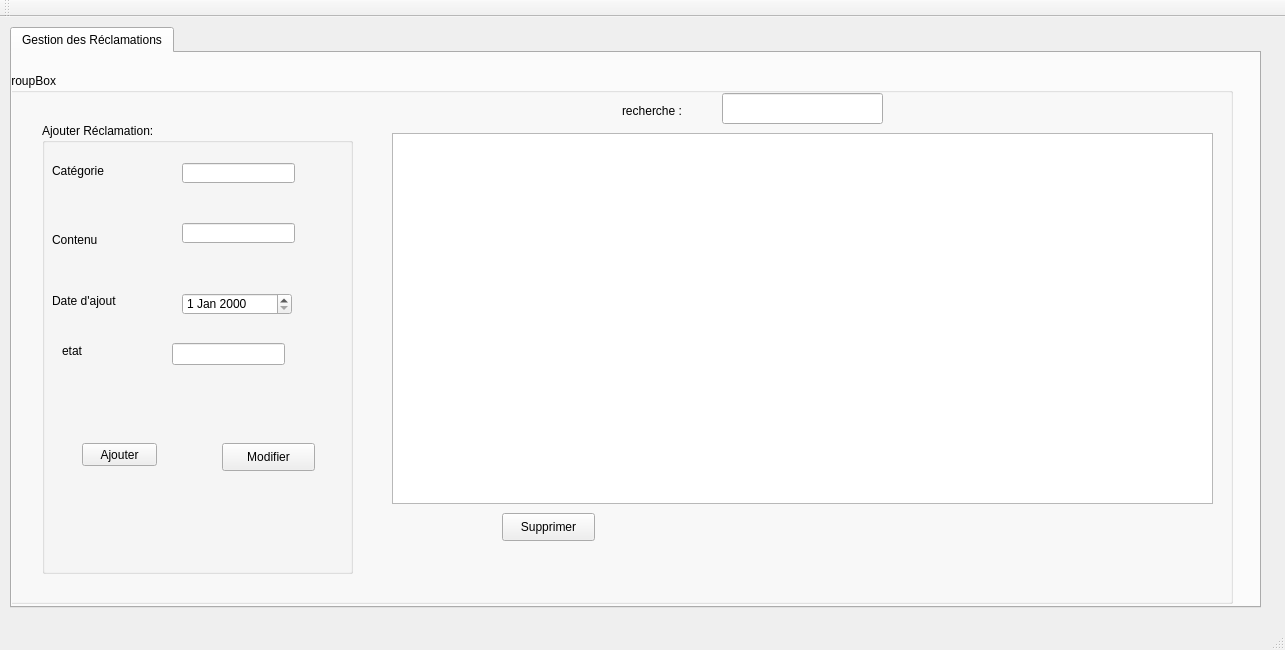
skanjarray/risaikuru, file mainwindow.ui: the form before one commit.
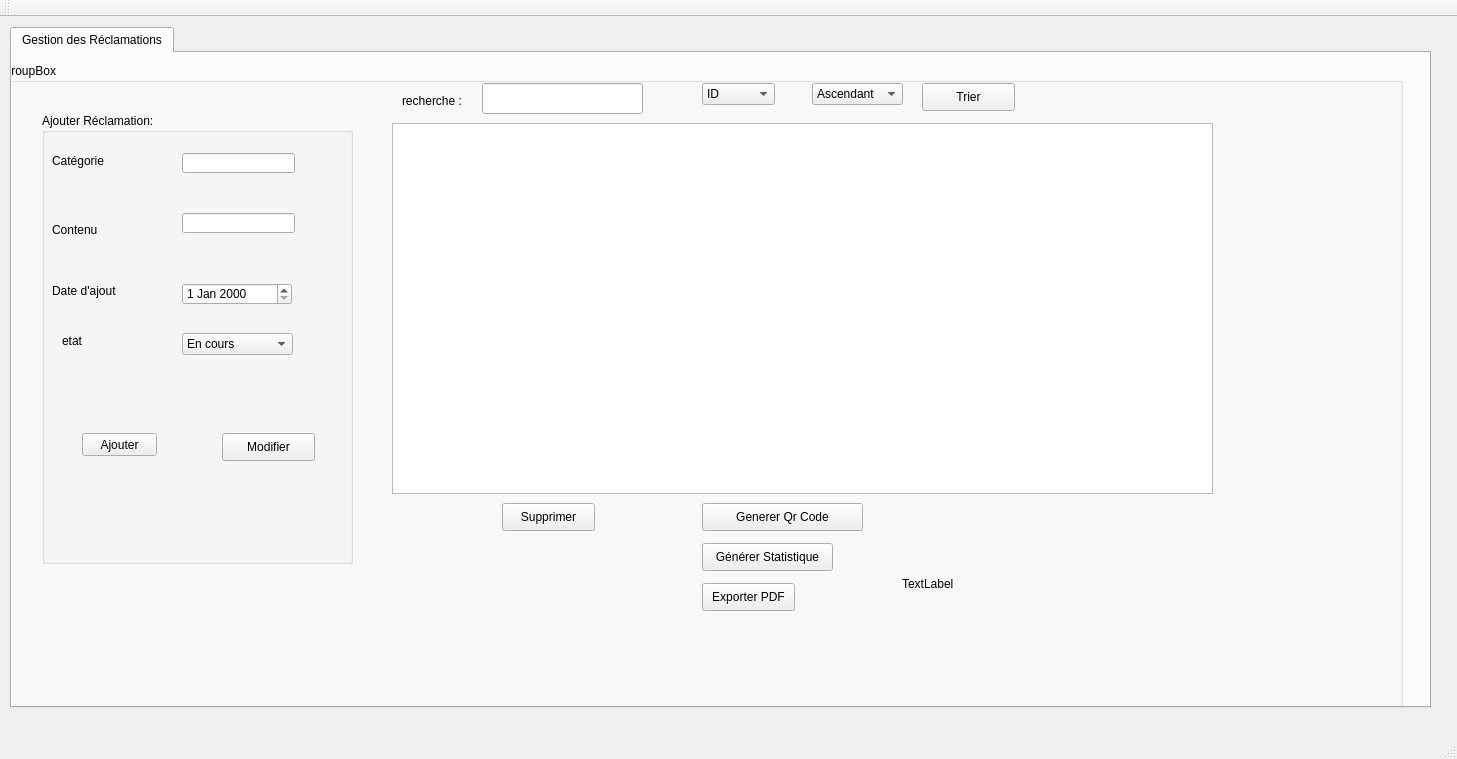
The form after the commit.

Patch:
```diff
--- a/mainwindow.ui
+++ b/mainwindow.ui
@@ -6,8 +6,8 @@
    <rect>
     <x>0</x>
     <y>0</y>
-    <width>1285</width>
-    <height>650</height>
+    <width>1457</width>
+    <height>759</height>
    </rect>
   </property>
   <property name="windowTitle">
@@ -19,8 +19,8 @@
      <rect>
       <x>10</x>
       <y>10</y>
-      <width>1251</width>
-      <height>581</height>
+      <width>1421</width>
+      <height>681</height>
      </rect>
     </property>
     <property name="currentIndex">
@@ -34,9 +34,9 @@
       <property name="geometry">
        <rect>
         <x>-10</x>
-        <y>20</y>
-        <width>1231</width>
-        <height>531</height>
+        <y>10</y>
+        <width>1401</width>
+        <height>651</height>
        </rect>
       </property>
       <property name="title">
@@ -149,16 +149,6 @@
          <string>Modifier</string>
         </property>
        </widget>
-       <widget class="QLineEdit" name="line_etat">
-        <property name="geometry">
-         <rect>
-          <x>130</x>
-          <y>220</y>
-          <width>113</width>
-          <height>22</height>
-         </rect>
-        </property>
-       </widget>
        <widget class="QLabel" name="label_6">
         <property name="geometry">
          <rect>
@@ -172,11 +162,31 @@
          <string>etat</string>
         </property>
        </widget>
+       <widget class="QComboBox" name="comboBoxEtatRec">
+        <property name="geometry">
+         <rect>
+          <x>140</x>
+          <y>220</y>
+          <width>111</width>
+          <height>22</height>
+         </rect>
+        </property>
+        <item>
+         <property name="text">
+          <string>En cours</string>
+         </property>
+        </item>
+        <item>
+         <property name="text">
+          <string>Fini</string>
+         </property>
+        </item>
+       </widget>
       </widget>
       <widget class="QLineEdit" name="lineEdit">
        <property name="geometry">
         <rect>
-         <x>720</x>
+         <x>480</x>
          <y>20</y>
          <width>161</width>
          <height>31</height>
@@ -209,7 +219,7 @@
       <widget class="QLabel" name="label_8">
        <property name="geometry">
         <rect>
-         <x>620</x>
+         <x>400</x>
          <y>30</y>
          <width>101</width>
          <height>16</height>
@@ -219,6 +229,116 @@
         <string>recherche :</string>
        </property>
       </widget>
+      <widget class="QPushButton" name="pushButton">
+       <property name="geometry">
+        <rect>
+         <x>700</x>
+         <y>440</y>
+         <width>161</width>
+         <height>28</height>
+        </rect>
+       </property>
+       <property name="text">
+        <string>Generer Qr Code</string>
+       </property>
+      </widget>
+      <widget class="QLabel" name="label_QR">
+       <property name="geometry">
+        <rect>
+         <x>900</x>
+         <y>450</y>
+         <width>281</width>
+         <height>141</height>
+        </rect>
+       </property>
+       <property name="text">
+        <string>TextLabel</string>
+       </property>
+      </widget>
+      <widget class="QComboBox" name="comboBoxOrder">
+       <property name="geometry">
+        <rect>
+         <x>810</x>
+         <y>20</y>
+         <width>91</width>
+         <height>22</height>
+        </rect>
+       </property>
+       <item>
+        <property name="text">
+         <string>Ascendant</string>
+        </property>
+       </item>
+       <item>
+        <property name="text">
+         <string>Descendant</string>
+        </property>
+       </item>
+      </widget>
+      <widget class="QComboBox" name="comboBoxColonne">
+       <property name="geometry">
+        <rect>
+         <x>700</x>
+         <y>20</y>
+         <width>73</width>
+         <height>22</height>
+        </rect>
+       </property>
+       <item>
+        <property name="text">
+         <string>ID</string>
+        </property>
+       </item>
+       <item>
+        <property name="text">
+         <string>Etat</string>
+        </property>
+       </item>
+       <item>
+        <property name="text">
+         <string>Date</string>
+        </property>
+       </item>
+      </widget>
+      <widget class="QPushButton" name="pushButtonTrier">
+       <property name="geometry">
+        <rect>
+         <x>920</x>
+         <y>20</y>
+         <width>93</width>
+         <height>28</height>
+        </rect>
+       </property>
+       <property name="text">
+        <string>Trier</string>
+       </property>
+      </widget>
+      <widget class="QPushButton" name="pushButtonStat">
+       <property name="geometry">
+        <rect>
+         <x>700</x>
+         <y>480</y>
+         <width>131</width>
+         <height>28</height>
+        </rect>
+       </property>
+       <property name="text">
+        <string>Générer Statistique</string>
+       </property>
+      </widget>
+      <widget class="QPushButton" name="pushButtonPdfrec">
+       <property name="geometry">
+        <rect>
+         <x>700</x>
+         <y>520</y>
+         <width>93</width>
+         <height>28</height>
+        </rect>
+       </property>
+       <property name="text">
+        <string>Exporter PDF</string>
+       </property>
+      </widget>
      </widget>
     </widget>
    </widget>
```
Left out of the diff: 2 changed lines with no effect on the pictures.
